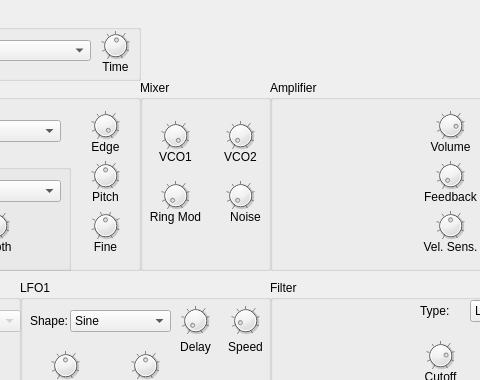
thefinalcutbg/QAN1xEditor, file src/View/SceneView.ui: the form before one commit; both pictures show x 360 to 840 and y 0 to 380 of the 1064 by 513 pixel window.
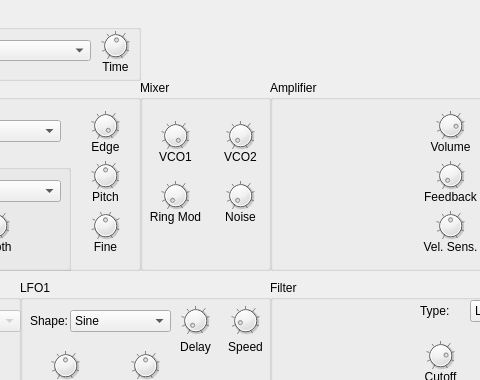
The form after the commit. Custom widgets are drawn as their Qt base class.

Commit message: noise label adjustment

What changed in the file:
```diff
--- a/src/View/SceneView.ui
+++ b/src/View/SceneView.ui
@@ -3386,9 +3386,9 @@
    <widget class="QLabel" name="label_27">
     <property name="geometry">
      <rect>
-      <x>80</x>
+      <x>70</x>
       <y>130</y>
-      <width>51</width>
+      <width>61</width>
       <height>21</height>
      </rect>
     </property>
```
